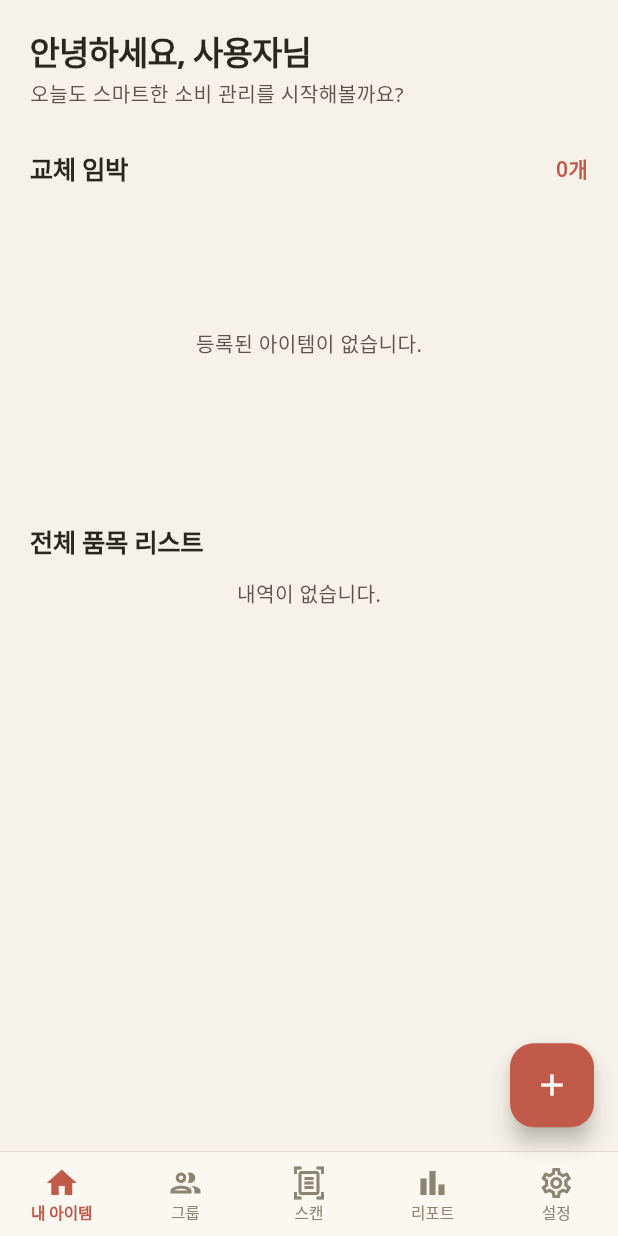
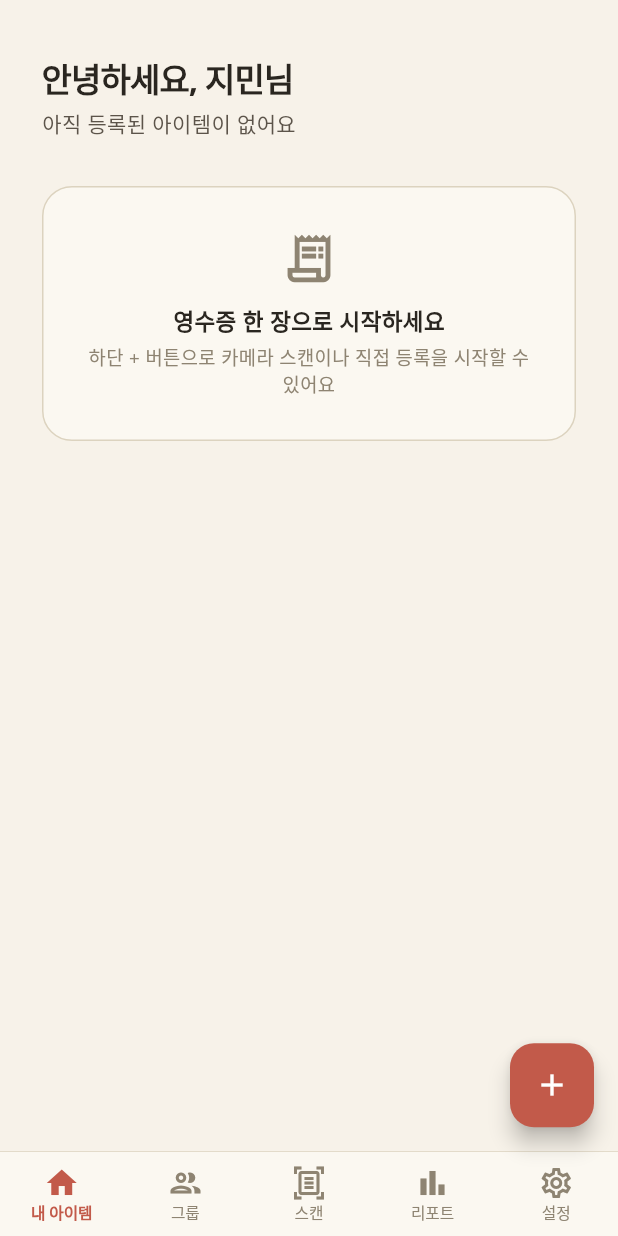
Before and after one commit to hwankr/buylog, a Flutter app: the screen it shows after launch, on a phone screen of 412 x 824 dp. Run offline on Flutter 3.47's test engine with Material 3 defaults, Android fonts, the light colour scheme and no system bars; our stand-ins replace fl_chart, google_fonts, image_picker, supabase_flutter; accounts and stored records are empty.

Commit message:
feat(home): replace build tree with redesign + ItemStore subscription
홈을 큐레이팅 다이제스트로 재구성. 자체 Supabase 페이지네이션과
ScrollController는 제거하고 ItemStore 단일 구독으로 통일.

- 인사말 → HomeHeroCard → AI 인사이트 → 다가오는 교체 4건 → 최근 기록
- AddItem/ItemDetail의 변경이 즉시 홈에 반영된다 (이전엔 stale)
- 무한 스크롤 제거: 전체 목록은 모든 제품 탭이 담당

호환성: HomeScreen 클래스명/생성자(const HomeScreen()) 보존.
이 커밋은 main.dart의 MainNavigationState 노출(다음 커밋)에 의존한다.

```diff
--- a/lib/screens/home_screen.dart
+++ b/lib/screens/home_screen.dart
@@ -1,10 +1,22 @@
 import 'package:flutter/material.dart';
-import 'package:supabase_flutter/supabase_flutter.dart';
+import '../main.dart';
+import '../models/item.dart';
+import '../services/item_store.dart';
 import '../theme/app_theme.dart';
-import '../widgets/item_card.dart';
-import '../models/item.dart';
+import '../widgets/home/home_hero_card.dart';
+import '../widgets/home/upcoming_item_row.dart';
 import 'item_detail_screen.dart';
+import 'items_screen.dart';
 
+/// 홈 — 큐레이팅 다이제스트.
+///
+/// 인사말 → 히어로 카드(가장 시급) → AI 인사이트 → 다가오는 교체 4건 →
+/// 최근 기록. 전체 품목 목록은 `모든 제품` 탭이 담당.
+///
+/// 데이터는 `ItemStore` 단일 소스 구독. `AddItemScreen`/`ItemDetailScreen`
+/// 의 add/update/delete가 이 화면에 즉시 반영된다.
+///
+/// 디자인/의사결정 사유: `docs/REDESIGN_NOTES.md`
 class HomeScreen extends StatefulWidget {
   const HomeScreen({super.key});
 
@@ -13,216 +25,402 @@ class HomeScreen extends StatefulWidget {
 }
 
 class _HomeScreenState extends State<HomeScreen> {
-  final _supabase = Supabase.instance.client;
+  static const _userName = '지민';
 
-  // 인피니티 스크롤 전용 컨트롤 및 변수
-  final ScrollController _scrollController = ScrollController();
-  List<ConsumableItem> _items = [];
-  bool _isLoading = true; // 첫 로딩 상태
-  bool _isMoreLoading = false; // 추가 페이지 로딩 상태
-  bool _hasNextPage = true; // 더 가져올 데이터가 있는지 여부
-  int _currentPage = 0; // 현재 페이지 번호
-  final int _pageSize = 10; // 한 번에 가져올 아이템 수
-
-  @override
-  void initState() {
-    super.initState();
-    _fetchDbData(isInitial: true);
-
-    // 스크롤 리스너 등록: 사용자가 끝까지 내렸는지 확인
-    _scrollController.addListener(() {
-      if (_scrollController.position.pixels >=
-              _scrollController.position.maxScrollExtent * 0.9 &&
-          !_isMoreLoading &&
-          _hasNextPage) {
-        _fetchDbData(); // 다음 페이지 호출
+  void _goToItemsTab() {
+    final root = context.findAncestorStateOfType<MainNavigationState>();
+    if (root != null) {
+      root.switchTab(2);
+    } else {
+      Navigator.of(context).push(
+        MaterialPageRoute(builder: (_) => const ItemsScreen(showBack: true)),
+      );
     }
-    });
   }
 
-  @override
-  void dispose() {
-    _scrollController.dispose(); // 메모리 누수 방지
-    super.dispose();
+  void _openDetail(ConsumableItem item) {
+    Navigator.push(
+      context,
+      MaterialPageRoute(builder: (_) => ItemDetailScreen(item: item)),
+    );
   }
 
-  // Supabase 페이지네이션 쿼리 함수
-  Future<void> _fetchDbData({bool isInitial = false}) async {
-    if (isInitial) {
-      setState(() {
-        _isLoading = true;
-        _currentPage = 0;
-        _hasNextPage = true;
-        _items = [];
-      });
-    } else {
-      setState(() => _isMoreLoading = true);
-    }
-
-    try {
-      // 시작 지점(from)과 끝 지점(to) 계산
-      final from = _currentPage * _pageSize;
-      final to = from + _pageSize - 1;
-
-      final response = await _supabase
-          .from('product_items')
-          .select('*, purchases(*)')
-          .order('created_at', ascending: false)
-          .range(from, to);
-
-      final List<dynamic> data = response;
-      final newItems = data
-          .map((json) => ConsumableItem.fromJson(json))
-          .toList();
-
-      setState(() {
-        _items.addAll(newItems);
-        _isLoading = false;
-        _isMoreLoading = false;
-
-        // 가져온 데이터가 요청한 개수보다 적으면 '마지막 페이지'로 간주
-        if (newItems.length < _pageSize) {
-          _hasNextPage = false;
-        } else {
-          _currentPage++;
-        }
-      });
-    } catch (e) {
-      debugPrint('데이터 로딩 에러: $e');
-      setState(() {
-        _isLoading = false;
-        _isMoreLoading = false;
-      });
-    }
+  String _formattedDate() {
+    const weekdays = ['월요일', '화요일', '수요일', '목요일', '금요일', '토요일', '일요일'];
+    final now = DateTime.now();
+    final wd = weekdays[(now.weekday - 1).clamp(0, 6)];
+    return '${now.year}년 ${now.month}월 ${now.day}일 $wd';
   }
 
   @override
   Widget build(BuildContext context) {
-    // D-Day 순 정렬
-    final upcoming = List.of(_items)
+    return SafeArea(
+      child: ValueListenableBuilder<List<ConsumableItem>>(
+        valueListenable: ItemStore.instance,
+        builder: (context, items, _) {
+          if (items.isEmpty) {
+            return _EmptyHome(onAdd: _goToItemsTab);
+          }
+
+          final sorted = List.of(items)
             ..sort((a, b) => a.daysRemaining.compareTo(b.daysRemaining));
+          final hero = sorted.first;
+          final upcoming = sorted.skip(1).take(4).toList();
+          final weekCount =
+              items.where((i) => i.daysRemaining <= 7).length;
 
-    return SafeArea(
-      child: _isLoading
-          ? const Center(child: CircularProgressIndicator())
-          : CustomScrollView(
-              controller: _scrollController, // 컨트롤러 연결
+          return CustomScrollView(
             slivers: [
               SliverToBoxAdapter(
-                  child: Padding(
-                    padding: const EdgeInsets.fromLTRB(20, 20, 20, 0),
-                    child: Column(
-                      crossAxisAlignment: CrossAxisAlignment.start,
+                child: _Greeting(
+                  date: _formattedDate(),
+                  name: _userName,
+                  weekCount: weekCount,
+                ),
+              ),
+              SliverToBoxAdapter(
+                child: HomeHeroCard(
+                  item: hero,
+                  onTap: () => _openDetail(hero),
+                ),
+              ),
+              const SliverToBoxAdapter(child: _AiInsightCard()),
+              SliverToBoxAdapter(
+                child: _SectionHeader(
+                  title: '다가오는 교체',
+                  trailing: TextButton(
+                    onPressed: _goToItemsTab,
+                    style: TextButton.styleFrom(
+                      foregroundColor: AppColors.primary,
+                      padding: const EdgeInsets.symmetric(horizontal: 4),
+                      minimumSize: const Size(0, 0),
+                      tapTargetSize: MaterialTapTargetSize.shrinkWrap,
+                    ),
+                    child: const Row(
+                      mainAxisSize: MainAxisSize.min,
                       children: [
                         Text(
-                          '안녕하세요, 사용자님',
-                          style: Theme.of(context).textTheme.headlineMedium,
+                          '모두 보기',
+                          style: TextStyle(
+                            fontSize: 12,
+                            fontWeight: FontWeight.w600,
                           ),
-                        const SizedBox(height: 4),
-                        Text(
-                          '오늘도 스마트한 소비 관리를 시작해볼까요?',
-                          style: Theme.of(context).textTheme.bodyMedium,
+                        ),
+                        SizedBox(width: 2),
+                        Icon(Icons.chevron_right, size: 14),
+                      ],
+                    ),
+                  ),
+                ),
+              ),
+              if (upcoming.isEmpty)
+                const SliverToBoxAdapter(child: SizedBox.shrink())
+              else
+                SliverPadding(
+                  padding: const EdgeInsets.fromLTRB(20, 12, 20, 8),
+                  sliver: SliverList.separated(
+                    itemCount: upcoming.length,
+                    separatorBuilder: (_, _) => const SizedBox(height: 8),
+                    itemBuilder: (context, index) => UpcomingItemRow(
+                      item: upcoming[index],
+                      onTap: () => _openDetail(upcoming[index]),
+                    ),
+                  ),
+                ),
+              const SliverToBoxAdapter(
+                child: _SectionHeader(title: '최근 기록'),
+              ),
+              const SliverPadding(
+                padding: EdgeInsets.fromLTRB(20, 10, 20, 8),
+                sliver: SliverToBoxAdapter(
+                  child: Column(
+                    children: [
+                      _LedgerRow(
+                        time: '오늘 14:22',
+                        text: '이마트 영수증 3개 항목 자동 추가',
+                      ),
+                      _LedgerRow(time: '04.18', text: '치약 구매 기록됨'),
+                      _LedgerRow(
+                        time: '04.01',
+                        text: '세탁세제 주기 45일로 업데이트',
                       ),
                     ],
                   ),
                 ),
               ),
+              const SliverToBoxAdapter(child: SizedBox(height: 28)),
+            ],
+          );
+        },
+      ),
+    );
+  }
+}
 
-                SliverToBoxAdapter(
-                  child: Padding(
-                    padding: const EdgeInsets.fromLTRB(20, 28, 20, 14),
-                    child: Row(
-                      mainAxisAlignment: MainAxisAlignment.spaceBetween,
+class _Greeting extends StatelessWidget {
+  const _Greeting({
+    required this.date,
+    required this.name,
+    required this.weekCount,
+  });
+
+  final String date;
+  final String name;
+  final int weekCount;
+
+  @override
+  Widget build(BuildContext context) {
+    return Padding(
+      padding: const EdgeInsets.fromLTRB(20, 8, 20, 16),
+      child: Column(
+        crossAxisAlignment: CrossAxisAlignment.start,
         children: [
           Text(
-                          '교체 임박',
-                          style: Theme.of(context).textTheme.titleLarge,
+            date,
+            style: const TextStyle(fontSize: 12, color: AppColors.textMuted),
           ),
+          const SizedBox(height: 4),
           Text(
-                          '${upcoming.where((i) => i.daysRemaining <= 14).length}개',
+            '안녕하세요, $name님',
+            style: const TextStyle(
+              fontSize: 26,
+              fontWeight: FontWeight.w700,
+              color: AppColors.text,
+              letterSpacing: -0.7,
+            ),
+          ),
+          const SizedBox(height: 4),
+          RichText(
+            text: TextSpan(
               style: const TextStyle(
                 fontSize: 14,
-                            fontWeight: FontWeight.w600,
+                color: AppColors.textSecondary,
+              ),
+              children: [
+                const TextSpan(text: '이번 주 교체 예정인 소모품 '),
+                TextSpan(
+                  text: '$weekCount개',
+                  style: const TextStyle(
                     color: AppColors.primary,
+                    fontWeight: FontWeight.w700,
+                  ),
+                ),
+                const TextSpan(text: '가 있어요'),
+              ],
+            ),
+          ),
+        ],
+      ),
+    );
+  }
+}
+
+class _AiInsightCard extends StatelessWidget {
+  const _AiInsightCard();
+
+  @override
+  Widget build(BuildContext context) {
+    return Padding(
+      padding: const EdgeInsets.fromLTRB(20, 0, 20, 20),
+      child: Container(
+        padding: const EdgeInsets.all(12),
+        decoration: BoxDecoration(
+          color: AppColors.successLight,
+          borderRadius: BorderRadius.circular(16),
+          border: Border.all(
+            color: AppColors.success.withValues(alpha: 0.18),
+            width: 0.5,
+          ),
+        ),
+        child: Row(
+          crossAxisAlignment: CrossAxisAlignment.start,
+          children: [
+            Container(
+              width: 28,
+              height: 28,
+              decoration: BoxDecoration(
+                color: AppColors.success,
+                borderRadius: BorderRadius.circular(8),
+              ),
+              child: const Icon(
+                Icons.auto_awesome,
+                size: 14,
+                color: Colors.white,
+              ),
+            ),
+            const SizedBox(width: 10),
+            const Expanded(
+              child: Column(
+                crossAxisAlignment: CrossAxisAlignment.start,
+                children: [
+                  Text(
+                    'AI 인사이트',
+                    style: TextStyle(
+                      fontSize: 12.5,
+                      fontWeight: FontWeight.w700,
+                      color: AppColors.success,
+                      letterSpacing: -0.1,
+                    ),
+                  ),
+                  SizedBox(height: 3),
+                  Text(
+                    '평균 90일 주기지만 최근엔 85일에 교체하셨어요. 4개월 전보다 사용량이 6% 늘었어요.',
+                    style: TextStyle(
+                      fontSize: 12.5,
+                      height: 1.5,
+                      color: AppColors.textSecondary,
+                    ),
+                  ),
+                ],
+              ),
+            ),
+          ],
+        ),
+      ),
+    );
+  }
+}
+
+class _SectionHeader extends StatelessWidget {
+  const _SectionHeader({required this.title, this.trailing});
+
+  final String title;
+  final Widget? trailing;
+
+  @override
+  Widget build(BuildContext context) {
+    return Padding(
+      padding: const EdgeInsets.fromLTRB(20, 0, 20, 0),
+      child: Row(
+        crossAxisAlignment: CrossAxisAlignment.center,
+        children: [
+          Expanded(
+            child: Text(
+              title,
+              style: const TextStyle(
+                fontSize: 17,
+                fontWeight: FontWeight.w700,
+                color: AppColors.text,
+                letterSpacing: -0.4,
+              ),
+            ),
+          ),
+          ?trailing,
+        ],
+      ),
+    );
+  }
+}
+
+class _LedgerRow extends StatelessWidget {
+  const _LedgerRow({required this.time, required this.text});
+
+  final String time;
+  final String text;
+
+  @override
+  Widget build(BuildContext context) {
+    return Padding(
+      padding: const EdgeInsets.symmetric(vertical: 8, horizontal: 4),
+      child: Row(
+        crossAxisAlignment: CrossAxisAlignment.start,
+        children: [
+          SizedBox(
+            width: 64,
+            child: Text(
+              time,
+              style: const TextStyle(
+                fontSize: 11,
+                color: AppColors.textMuted,
+                fontFeatures: [FontFeature.tabularFigures()],
+              ),
+            ),
+          ),
+          Expanded(
+            child: Text(
+              text,
+              style: const TextStyle(
+                fontSize: 13,
+                color: AppColors.text,
+                height: 1.5,
+              ),
+            ),
+          ),
+        ],
+      ),
+    );
+  }
+}
+
+class _EmptyHome extends StatelessWidget {
+  const _EmptyHome({required this.onAdd});
+
+  final VoidCallback onAdd;
+
+  @override
+  Widget build(BuildContext context) {
+    return Padding(
+      padding: const EdgeInsets.all(28),
+      child: Column(
+        crossAxisAlignment: CrossAxisAlignment.stretch,
+        children: [
+          const Padding(
+            padding: EdgeInsets.fromLTRB(0, 8, 0, 0),
+            child: Text(
+              '안녕하세요, 지민님',
+              style: TextStyle(
+                fontSize: 22,
+                fontWeight: FontWeight.w700,
+                color: AppColors.text,
+                letterSpacing: -0.6,
+              ),
+            ),
+          ),
+          const SizedBox(height: 4),
+          const Text(
+            '아직 등록된 아이템이 없어요',
+            style: TextStyle(fontSize: 14, color: AppColors.textSecondary),
+          ),
+          const SizedBox(height: 32),
+          GestureDetector(
+            onTap: onAdd,
+            child: Container(
+              padding: const EdgeInsets.all(28),
+              alignment: Alignment.center,
+              decoration: BoxDecoration(
+                color: AppColors.surface,
+                borderRadius: BorderRadius.circular(20),
+                border: Border.all(color: AppColors.border, width: 1),
+              ),
+              child: const Column(
+                children: [
+                  Icon(
+                    Icons.receipt_long_outlined,
+                    size: 38,
+                    color: AppColors.textMuted,
+                  ),
+                  SizedBox(height: 12),
+                  Text(
+                    '영수증 한 장으로 시작하세요',
+                    style: TextStyle(
+                      fontSize: 15,
+                      fontWeight: FontWeight.w700,
+                      color: AppColors.text,
+                    ),
+                  ),
+                  SizedBox(height: 4),
+                  Text(
+                    '하단 + 버튼으로 카메라 스캔이나 직접 등록을 시작할 수 있어요',
+                    textAlign: TextAlign.center,
+                    style: TextStyle(
+                      fontSize: 12.5,
+                      color: AppColors.textMuted,
                     ),
                   ),
                 ],
               ),
             ),
           ),
-                SliverToBoxAdapter(
-                  child: SizedBox(
-                    height: 185,
-                    child: upcoming.isEmpty
-                        ? const Center(child: Text('등록된 아이템이 없습니다.'))
-                        : ListView.separated(
-                            scrollDirection: Axis.horizontal,
-                            padding: const EdgeInsets.symmetric(horizontal: 20),
-                            itemCount: upcoming.length,
-                            separatorBuilder: (_, __) =>
-                                const SizedBox(width: 12),
-                            itemBuilder: (context, index) => ItemCard(
-                              item: upcoming[index],
-                              onTap: () => Navigator.push(
-                                context,
-                                MaterialPageRoute(
-                                  builder: (_) =>
-                                      ItemDetailScreen(item: upcoming[index]),
-                                ),
-                              ),
-                            ),
-                          ),
-                  ),
-                ),
-
-                // 최근 구매 리스트 영역
-                SliverToBoxAdapter(
-                  child: Padding(
-                    padding: const EdgeInsets.fromLTRB(20, 28, 20, 14),
-                    child: Text(
-                      '전체 품목 리스트',
-                      style: Theme.of(context).textTheme.titleLarge,
-                    ), // 인피니트 스크롤 확인을 위해 전체 리스트로 표시
-                  ),
-                ),
-
-                _items.isEmpty
-                    ? const SliverToBoxAdapter(
-                        child: Center(child: Text('내역이 없습니다.')),
-                      )
-                    : SliverPadding(
-                        padding: const EdgeInsets.symmetric(horizontal: 20),
-                        sliver: SliverList.separated(
-                          itemCount: _items.length,
-                          separatorBuilder: (_, __) =>
-                              const SizedBox(height: 10),
-                          itemBuilder: (context, index) {
-                            final item = _items[index];
-                            return PurchaseListItem(
-                              // 리스트 형태의 아이템 위젯
-                              item: item,
-                              onTap: () => Navigator.push(
-                                context,
-                                MaterialPageRoute(
-                                  builder: (_) => ItemDetailScreen(item: item),
-                                ),
-                              ),
-                            );
-                          },
-                        ),
-                      ),
-
-                // 스크롤 하단 로딩 인디케이터
-                if (_isMoreLoading)
-                  const SliverToBoxAdapter(
-                    child: Padding(
-                      padding: EdgeInsets.symmetric(vertical: 20),
-                      child: Center(child: CircularProgressIndicator()),
-                    ),
-                  ),
-
-                // 마지막 여백
-                const SliverToBoxAdapter(child: SizedBox(height: 50)),
         ],
       ),
     );
```
Lines whose indentation alone changed are shown as unchanged.
